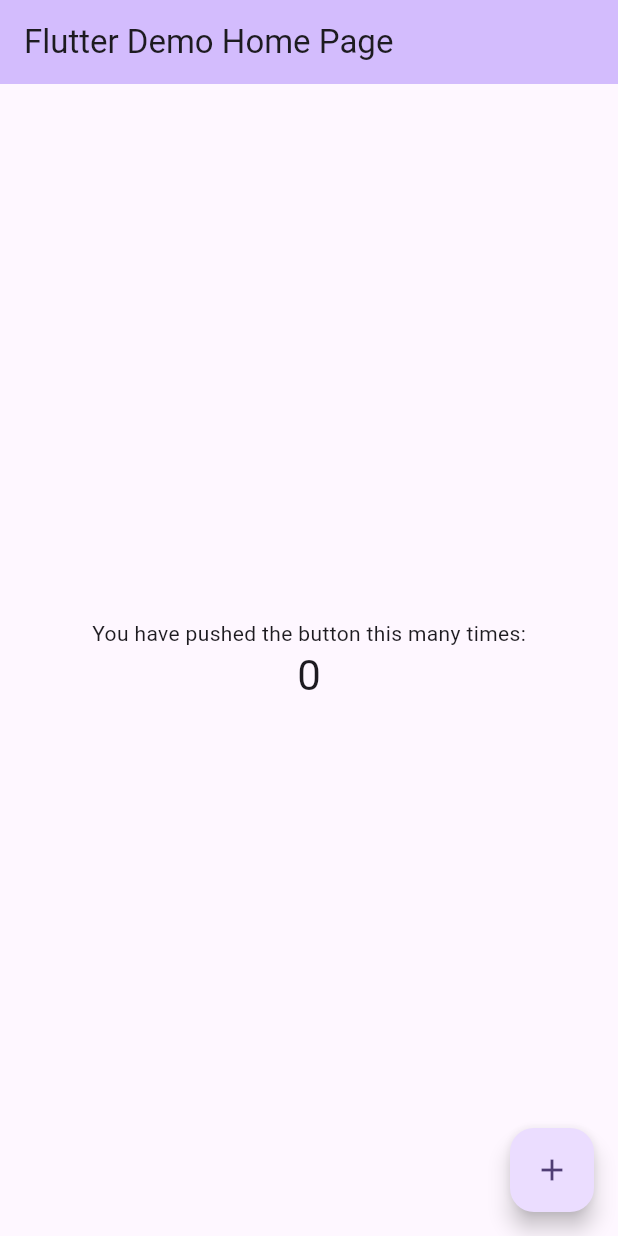
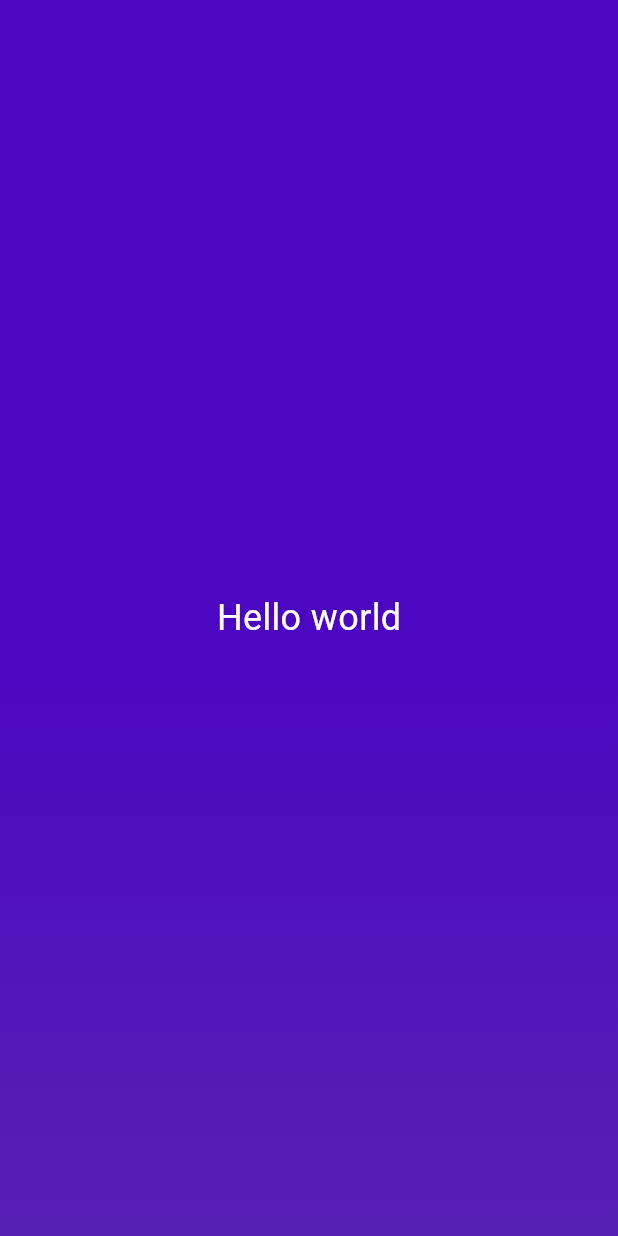
Before and after one commit to rincemathew/learning-club, a Flutter app: the screen it shows after launch, on a phone screen of 412 x 824 dp. Run offline on Flutter 3.47's test engine with Material 3 defaults, Android fonts, the phone set to English and light mode, and no system bars.

Commit message:
flutter test progress

```diff
--- a/flutter/flutter_app/lib/main.dart
+++ b/flutter/flutter_app/lib/main.dart
@@ -1,125 +1,28 @@
 import 'package:flutter/material.dart';
 
 void main() {
-  runApp(const MyApp());
+  runApp(MaterialApp(
+    home: Scaffold(
+        backgroundColor: Colors.lightBlueAccent, body: GradientContainer()),
+  ));
 }
 
-class MyApp extends StatelessWidget {
-  const MyApp({super.key});
-
-  // This widget is the root of your application.
+class GradientContainer extends StatelessWidget {
   @override
   Widget build(BuildContext context) {
-    return MaterialApp(
-      title: 'Flutter Demo',
-      theme: ThemeData(
-        // This is the theme of your application.
-        //
-        // TRY THIS: Try running your application with "flutter run". You'll see
-        // the application has a purple toolbar. Then, without quitting the app,
-        // try changing the seedColor in the colorScheme below to Colors.green
-        // and then invoke "hot reload" (save your changes or press the "hot
-        // reload" button in a Flutter-supported IDE, or press "r" if you used
-        // the command line to start the app).
-        //
-        // Notice that the counter didn't reset back to zero; the application
-        // state is not lost during the reload. To reset the state, use hot
-        // restart instead.
-        //
-        // This works for code too, not just values: Most code changes can be
-        // tested with just a hot reload.
-        colorScheme: ColorScheme.fromSeed(seedColor: Colors.deepPurple),
-        useMaterial3: true,
+    return Container(
+      decoration: const BoxDecoration(
+        gradient: LinearGradient(colors: [
+          Color.fromARGB(255, 87, 32, 180),
+          Color.fromARGB(255, 75, 6, 194),
+        ], begin: Alignment.bottomRight),
       ),
-      home: const MyHomePage(title: 'Flutter Demo Home Page'),
+      child: const Center(
+        child: Text(
+          'Hello world',
+          style: TextStyle(color: Colors.white, fontSize: 24),
+        ),
+      ),
     );
   }
 }
-
-class MyHomePage extends StatefulWidget {
-  const MyHomePage({super.key, required this.title});
-
-  // This widget is the home page of your application. It is stateful, meaning
-  // that it has a State object (defined below) that contains fields that affect
-  // how it looks.
-
-  // This class is the configuration for the state. It holds the values (in this
-  // case the title) provided by the parent (in this case the App widget) and
-  // used by the build method of the State. Fields in a Widget subclass are
-  // always marked "final".
-
-  final String title;
-
-  @override
-  State<MyHomePage> createState() => _MyHomePageState();
-}
-
-class _MyHomePageState extends State<MyHomePage> {
-  int _counter = 0;
-
-  void _incrementCounter() {
-    setState(() {
-      // This call to setState tells the Flutter framework that something has
-      // changed in this State, which causes it to rerun the build method below
-      // so that the display can reflect the updated values. If we changed
-      // _counter without calling setState(), then the build method would not be
-      // called again, and so nothing would appear to happen.
-      _counter++;
-    });
-  }
-
-  @override
-  Widget build(BuildContext context) {
-    // This method is rerun every time setState is called, for instance as done
-    // by the _incrementCounter method above.
-    //
-    // The Flutter framework has been optimized to make rerunning build methods
-    // fast, so that you can just rebuild anything that needs updating rather
-    // than having to individually change instances of widgets.
-    return Scaffold(
-      appBar: AppBar(
-        // TRY THIS: Try changing the color here to a specific color (to
-        // Colors.amber, perhaps?) and trigger a hot reload to see the AppBar
-        // change color while the other colors stay the same.
-        backgroundColor: Theme.of(context).colorScheme.inversePrimary,
-        // Here we take the value from the MyHomePage object that was created by
-        // the App.build method, and use it to set our appbar title.
-        title: Text(widget.title),
-      ),
-      body: Center(
-        // Center is a layout widget. It takes a single child and positions it
-        // in the middle of the parent.
-        child: Column(
-          // Column is also a layout widget. It takes a list of children and
-          // arranges them vertically. By default, it sizes itself to fit its
-          // children horizontally, and tries to be as tall as its parent.
-          //
-          // Column has various properties to control how it sizes itself and
-          // how it positions its children. Here we use mainAxisAlignment to
-          // center the children vertically; the main axis here is the vertical
-          // axis because Columns are vertical (the cross axis would be
-          // horizontal).
-          //
-          // TRY THIS: Invoke "debug painting" (choose the "Toggle Debug Paint"
-          // action in the IDE, or press "p" in the console), to see the
-          // wireframe for each widget.
-          mainAxisAlignment: MainAxisAlignment.center,
-          children: <Widget>[
-            const Text(
-              'You have pushed the button this many times:',
-            ),
-            Text(
-              '$_counter',
-              style: Theme.of(context).textTheme.headlineMedium,
-            ),
-          ],
-        ),
-      ),
-      floatingActionButton: FloatingActionButton(
-        onPressed: _incrementCounter,
-        tooltip: 'Increment',
-        child: const Icon(Icons.add),
-      ), // This trailing comma makes auto-formatting nicer for build methods.
-    );
-  }
-}
```
Also changed, not shown: 1 other file.
